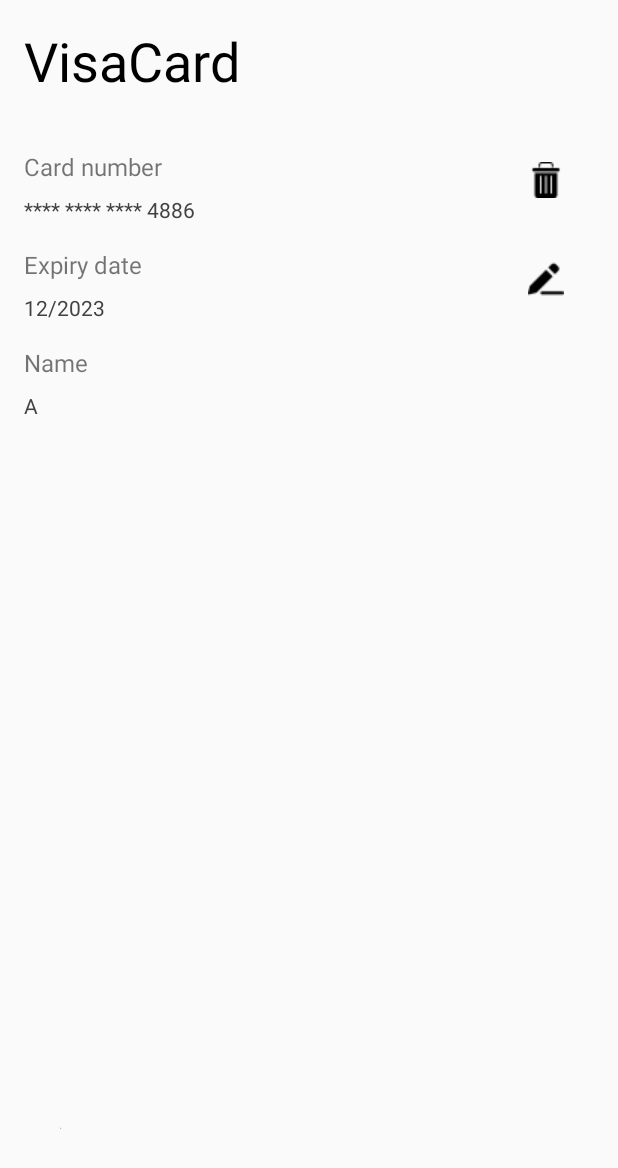
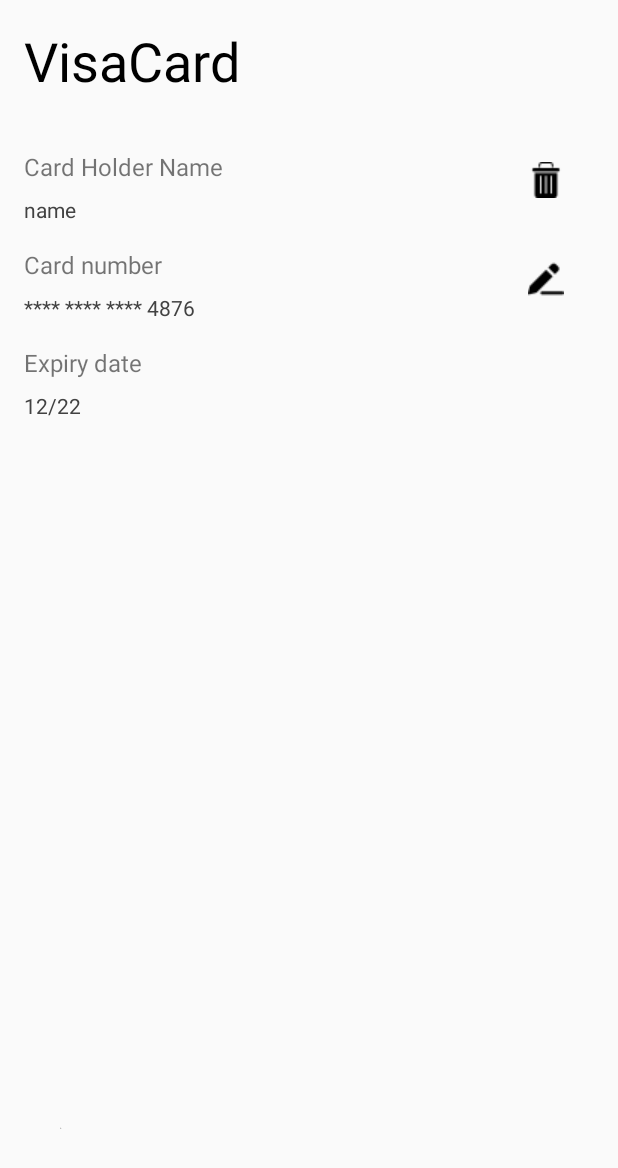
Before and after one commit to Byte-Packet/ChefUp, an Android app: the layout activity_visa_card.xml on its own in the app's theme, with its tools: preview values and no code run, on a phone screen of 412 x 824 dp. Shown: the top 1168 px of the screen. Run offline under Robolectric (Android 15) with nearby library versions, the phone set to English and light mode, and no system bars.

Commit message:
edit visacard

```diff
--- a/app/src/main/java/com/example/dashboard/Visa_card.java
+++ b/app/src/main/java/com/example/dashboard/Visa_card.java
@@ -28,9 +28,9 @@ public class Visa_card extends AppCompatActivity {
         idel=new Intent(this,pay_main.class);
         i5=new Intent(this,editcard.class);
         myDb = new DatabaseHelper_pay(this);
-        cn=(TextView)findViewById(R.id.textView12);
-        ed=(TextView)findViewById(R.id.textView14);
-        n=(TextView)findViewById(R.id.textViewne);
+        cn=(TextView)findViewById(R.id.textView14);
+        ed=(TextView)findViewById(R.id.textViewne);
+        n=(TextView)findViewById(R.id.textView12);
         id=(TextView)findViewById(R.id.textViewne1);
         iv=(ImageView)findViewById(R.id.imageView5);
 
--- a/app/src/main/res/layout/activity_visa_card.xml
+++ b/app/src/main/res/layout/activity_visa_card.xml
@@ -24,8 +24,9 @@
         android:layout_width="wrap_content"
         android:layout_height="wrap_content"
         android:layout_marginStart="16dp"
+        android:layout_marginLeft="16dp"
         android:layout_marginTop="100dp"
-        android:text="@string/editcard_num"
+        android:text="Card Holder Name"
         android:textSize="16sp"
         app:layout_constraintStart_toStartOf="parent"
         app:layout_constraintTop_toTopOf="parent" />
@@ -37,7 +38,7 @@
         android:layout_marginStart="16dp"
         android:layout_marginLeft="16dp"
         android:layout_marginTop="8dp"
-        android:text="**** **** **** 4886"
+        android:text="name"
         android:textColor="@color/cardview_dark_background"
         app:layout_constraintStart_toStartOf="parent"
         app:layout_constraintTop_toBottomOf="@+id/textView11" />
@@ -49,7 +50,7 @@
         android:layout_marginStart="16dp"
         android:layout_marginLeft="16dp"
         android:layout_marginTop="16dp"
-        android:text="Expiry date"
+        android:text="Card number"
         android:textSize="16sp"
         app:layout_constraintStart_toStartOf="parent"
         app:layout_constraintTop_toBottomOf="@+id/textView12" />
@@ -61,7 +62,7 @@
         android:layout_marginStart="16dp"
         android:layout_marginLeft="16dp"
         android:layout_marginTop="8dp"
-        android:text="12/2023"
+        android:text="**** **** **** 4876"
         android:textColor="@color/cardview_dark_background"
         app:layout_constraintStart_toStartOf="parent"
         app:layout_constraintTop_toBottomOf="@+id/textView13" />
@@ -73,7 +74,7 @@
         android:layout_marginStart="16dp"
         android:layout_marginLeft="16dp"
         android:layout_marginTop="16dp"
-        android:text="Name"
+        android:text="Expiry date"
         android:textSize="16sp"
         app:layout_constraintStart_toStartOf="parent"
         app:layout_constraintTop_toBottomOf="@+id/textView14" />
@@ -84,7 +85,7 @@
         android:layout_marginStart="16dp"
         android:layout_marginLeft="16dp"
         android:layout_marginTop="8dp"
-        android:text="A"
+        android:text="12/22"
         android:textColor="@color/cardview_dark_background"
         app:layout_constraintStart_toStartOf="parent"
         app:layout_constraintTop_toBottomOf="@+id/textViewn" />
@@ -101,8 +102,6 @@
         android:textSize="1sp"
         app:layout_constraintBottom_toBottomOf="parent"
         app:layout_constraintStart_toStartOf="parent"></TextView>
-
-
 
     <ImageView
         android:id="@+id/imageView5"
```
